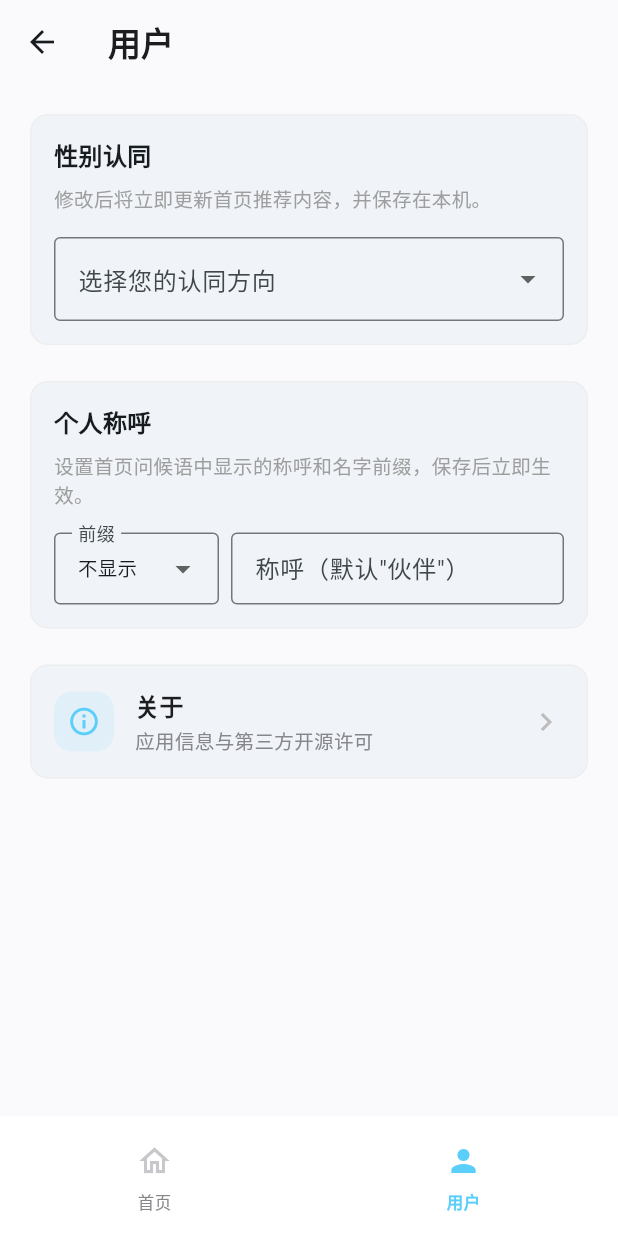
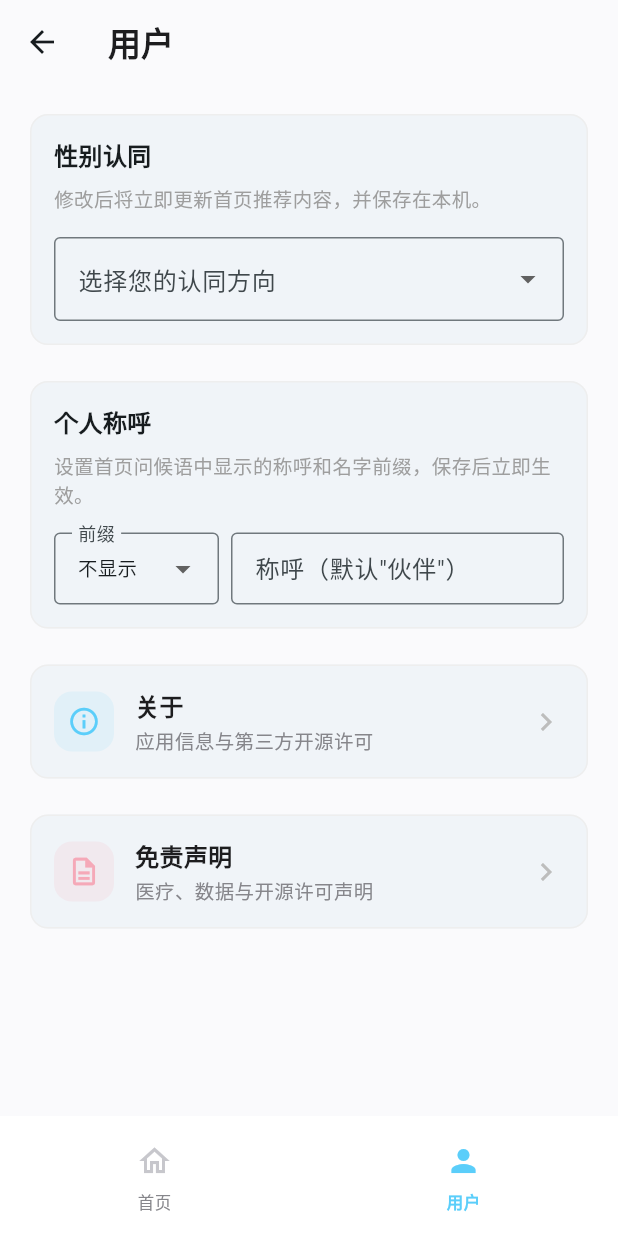
Before and after one commit to Trans-Prism/Trans-Prism, a Flutter app: the MainDashboard screen opened directly with empty values, item 2 of the bottom bar chosen, on a phone screen of 412 x 824 dp. Run offline on Flutter 3.47's test engine with Material 3 defaults, Android fonts, the phone set to English and light mode, and no system bars; our stand-ins replace audioplayers, dio, fl_chart, shared_preferences, webview_flutter; missing offline and left inert: pitch_detector_dart, record, webview_flutter_wkwebview; accounts and stored records are empty; network calls fail.

Commit message:
modified:   assets/logo_in.png 	modified:   docs/logo_in.svg 	modified:   lib/main.dart 	new file:   lib/screens/disclaimer_view_screen.dart

```diff
--- a/lib/main.dart
+++ b/lib/main.dart
@@ -5,6 +5,7 @@ import 'models/gender_identity.dart';
 import 'models/wiki_config.dart';
 import 'screens/about_screen.dart';
 import 'screens/disclaimer_page.dart';
+import 'screens/disclaimer_view_screen.dart';
 import 'screens/medical_directory/medical_directory_list_screen.dart';
 import 'screens/wiki_web_screen.dart';
 import 'screens/pk_simulation_screen.dart';
@@ -834,6 +835,74 @@ class _UserTabState extends State<UserTab> {
             ),
           ),
         ),
+        const SizedBox(height: 16),
+        // 免责声明按钮
+        Card(
+          elevation: 0,
+          shape: RoundedRectangleBorder(
+            borderRadius: BorderRadius.circular(12),
+            side: BorderSide(color: Colors.grey.shade200),
+          ),
+          child: InkWell(
+            borderRadius: BorderRadius.circular(12),
+            onTap: () {
+              Navigator.push(
+                context,
+                MaterialPageRoute(
+                  builder: (context) => const DisclaimerViewScreen(),
+                ),
+              );
+            },
+            child: Padding(
+              padding: const EdgeInsets.all(16),
+              child: Row(
+                children: [
+                  Container(
+                    width: 40,
+                    height: 40,
+                    decoration: BoxDecoration(
+                      color: const Color(0xFFF5A9B8).withOpacity(0.15),
+                      borderRadius: BorderRadius.circular(12),
+                    ),
+                    child: const Icon(
+                      Icons.description_outlined,
+                      color: Color(0xFFF5A9B8),
+                      size: 22,
+                    ),
+                  ),
+                  const SizedBox(width: 14),
+                  const Expanded(
+                    child: Column(
+                      crossAxisAlignment: CrossAxisAlignment.start,
+                      children: [
+                        Text(
+                          '免责声明',
+                          style: TextStyle(
+                            fontSize: 16,
+                            fontWeight: FontWeight.w600,
+                            color: Color(0xFF1D1D1F),
+                          ),
+                        ),
+                        SizedBox(height: 2),
+                        Text(
+                          '医疗、数据与开源许可声明',
+                          style: TextStyle(
+                            fontSize: 13,
+                            color: Color(0xFF86868B),
+                          ),
+                        ),
+                      ],
+                    ),
+                  ),
+                  Icon(
+                    Icons.chevron_right,
+                    color: Colors.grey.shade400,
+                  ),
+                ],
+              ),
+            ),
+          ),
+        ),
       ],
     );
   }
```
Also changed, not shown: lib/screens/disclaimer_view_screen.dart (added, +198 -0 lines), assets/logo_in.png, docs/logo_in.svg.
